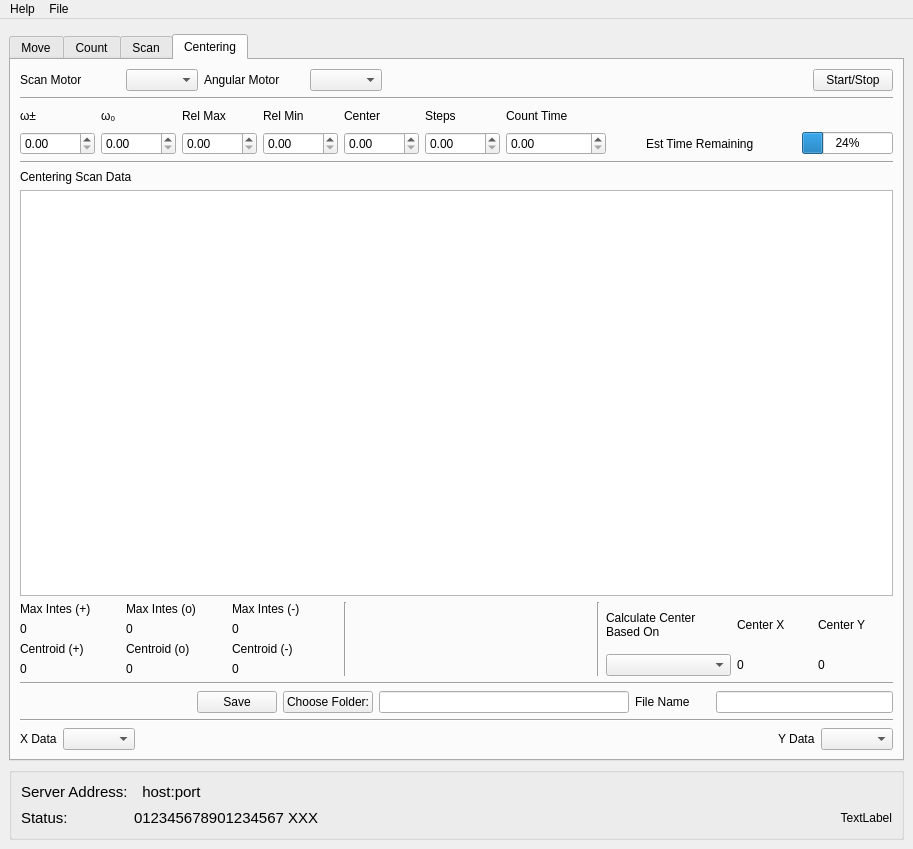
Qt form main_controller/windows/main_window.ui (ayuzer/HXMA_Python_Gui) before a commit.
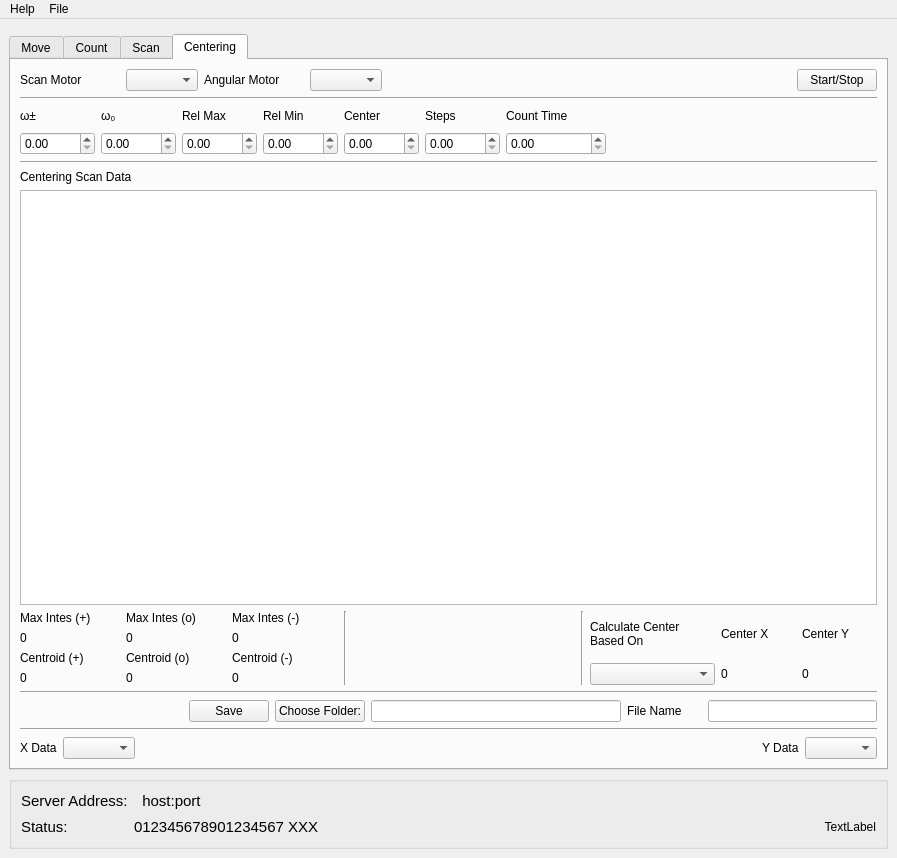
The same form after that commit.

Patch:
```diff
--- a/main_controller/windows/main_window.ui
+++ b/main_controller/windows/main_window.ui
@@ -6,8 +6,8 @@
    <rect>
     <x>0</x>
     <y>0</y>
-    <width>913</width>
-    <height>849</height>
+    <width>897</width>
+    <height>858</height>
    </rect>
   </property>
   <property name="windowTitle">
@@ -1638,26 +1638,6 @@
                   </property>
                  </widget>
                 </item>
-                <item row="2" column="9">
-                 <widget class="QLabel" name="label_cent_est_time_name">
-                  <property name="minimumSize">
-                   <size>
-                    <width>150</width>
-                    <height>0</height>
-                   </size>
-                  </property>
-                  <property name="text">
-                   <string>Est Time Remaining</string>
-                  </property>
-                 </widget>
-                </item>
-                <item row="2" column="10">
-                 <widget class="QProgressBar" name="progressBar_cent_est_time">
-                  <property name="value">
-                   <number>24</number>
-                  </property>
-                 </widget>
-                </item>
                 <item row="0" column="1">
                  <widget class="QLabel" name="label_cent_angle_o_name">
                   <property name="minimumSize">
@@ -1707,6 +1687,12 @@
                     <verstretch>0</verstretch>
                    </sizepolicy>
                   </property>
+                  <property name="minimumSize">
+                   <size>
+                    <width>400</width>
+                    <height>0</height>
+                   </size>
+                  </property>
                  </widget>
                 </item>
                </layout>
@@ -2188,7 +2174,7 @@
     <rect>
      <x>0</x>
      <y>0</y>
-     <width>913</width>
+     <width>897</width>
      <height>25</height>
     </rect>
    </property>
```
